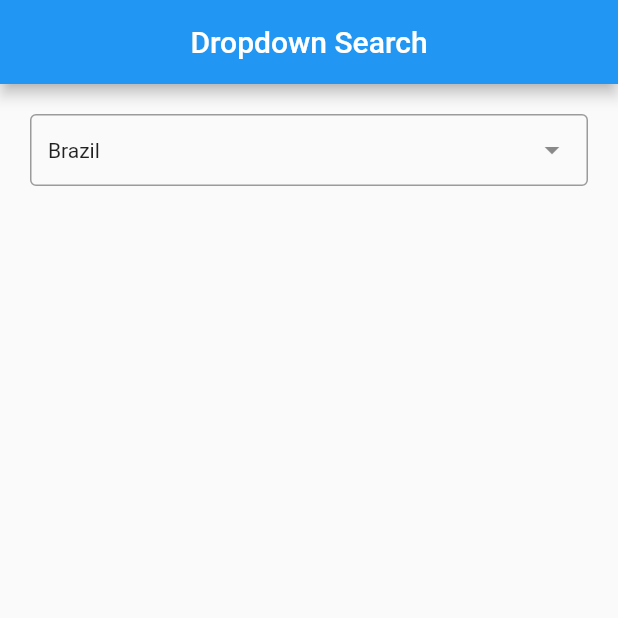
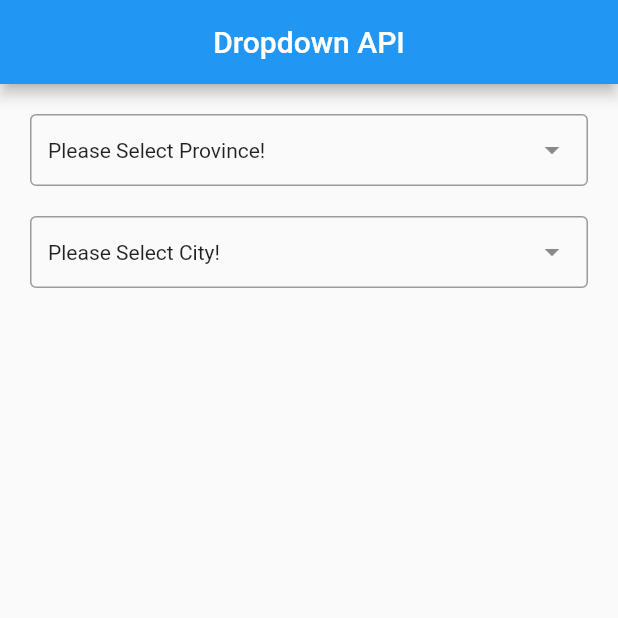
Before and after one commit to juragancode/latihan_package, a Flutter app: the screen it shows after launch, on a phone screen of 412 x 824 dp, the top half of it. Run offline on Flutter 3.47's test engine with Material 2 defaults, Android fonts, the phone set to English and light mode, and no system bars; drawn by our look-alikes of dropdown_search.

Commit message:
Dropdown API Province and City

```diff
--- a/lib/main.dart
+++ b/lib/main.dart
@@ -1,5 +1,5 @@
-import 'package:dropdown_search/dropdown_search.dart';
 import 'package:flutter/material.dart';
+import './pages/home.dart';
 
 void main() {
   runApp(MyApp());
@@ -16,58 +16,3 @@ class MyApp extends StatelessWidget {
     );
   }
 }
-
-class HomePage extends StatelessWidget {
-  List<Map<String, dynamic>> dataList = [
-    {
-      "country": "Brazil",
-      "id": 1,
-    },
-    {
-      "country": "Italia",
-      "id": 2,
-    },
-    {
-      "country": "Tunisia",
-      "id": 3,
-    },
-    {
-      "country": "Canada",
-      "id": 4,
-    },
-    {
-      "country": "Rusia",
-      "id": 5,
-    },
-  ];
-
-  @override
-  Widget build(BuildContext context) {
-    return Scaffold(
-      appBar: AppBar(
-        centerTitle: true,
-        title: Text("Dropdown Search"),
-      ),
-      body: Padding(
-        padding: const EdgeInsets.all(20),
-        child: DropdownSearch<Map<String, dynamic>>(
-          mode: Mode.MENU,
-          items: dataList,
-          // popupItemDisabled: (String s) => s.startsWith('I'),
-          onChanged: (value) => print(value?["id"] ?? null),
-          selectedItem: {
-            "country": "Brazil",
-            "id": 1,
-          },
-          showSearchBox: true,
-          // showClearButton: true,
-          popupItemBuilder: (context, item, isSelected) => ListTile(
-            title: Text(item["country"].toString()),
-          ),
-          dropdownBuilder: (context, selectedItem) => Text(
-              selectedItem?["country"].toString() ?? "Please choise country!"),
-        ),
-      ),
-    );
-  }
-}
--- /dev/null
+++ b/lib/models/city.dart
@@ -0,0 +1,35 @@
+// To parse this JSON data, do
+//
+//     final city = cityFromJson(jsonString);
+
+import 'dart:convert';
+
+City cityFromJson(String str) => City.fromJson(json.decode(str));
+
+String cityToJson(City data) => json.encode(data.toJson());
+
+class City {
+  City({
+    required this.id,
+    required this.idProvinsi,
+    required this.name,
+  });
+
+  String id;
+  String idProvinsi;
+  String name;
+
+  factory City.fromJson(Map<String, dynamic> json) => City(
+        id: json["id"],
+        idProvinsi: json["id_provinsi"],
+        name: json["name"],
+      );
+
+  Map<String, dynamic> toJson() => {
+        "id": id,
+        "id_provinsi": idProvinsi,
+        "name": name,
+      };
+  @override
+  String toString() => name;
+}
--- /dev/null
+++ b/lib/models/province.dart
@@ -0,0 +1,32 @@
+// To parse this JSON data, do
+//
+//     final province = provinceFromJson(jsonString);
+
+import 'dart:convert';
+
+Province provinceFromJson(String str) => Province.fromJson(json.decode(str));
+
+String provinceToJson(Province data) => json.encode(data.toJson());
+
+class Province {
+  Province({
+    required this.id,
+    required this.name,
+  });
+
+  String id;
+  String name;
+
+  factory Province.fromJson(Map<String, dynamic> json) => Province(
+        id: json["id"],
+        name: json["name"],
+      );
+
+  Map<String, dynamic> toJson() => {
+        "id": id,
+        "name": name,
+      };
+
+  @override
+  String toString() => name;
+}
--- /dev/null
+++ b/lib/pages/home.dart
@@ -0,0 +1,94 @@
+import 'dart:convert';
+
+import 'package:flutter/material.dart';
+import 'package:dropdown_search/dropdown_search.dart';
+import 'package:http/http.dart' as http;
+
+import '../models/province.dart';
+import '../models/city.dart';
+
+class HomePage extends StatelessWidget {
+  String? idProv;
+
+  final String apiKey =
+      "34e19b5eb30a7db14e5be385b9487a530b7b9bc2dd05b18b1fa1779b13d75de3";
+
+  @override
+  Widget build(BuildContext context) {
+    return Scaffold(
+      appBar: AppBar(
+        centerTitle: true,
+        title: Text("Dropdown API"),
+      ),
+      body: ListView(
+        padding: EdgeInsets.all(20),
+        children: [
+          DropdownSearch<Province>(
+            // mode: Mode.MENU,
+            onChanged: (value) => idProv = value?.id,
+            dropdownBuilder: (context, selectedItem) =>
+                Text(selectedItem?.name ?? "Please Select Province!"),
+            showSearchBox: true,
+            popupItemBuilder: (context, item, isSelected) => ListTile(
+              title: Text(item.name),
+            ),
+            // selectedItem: "Brazil",
+            onFind: (text) async {
+              var response = await http.get(Uri.parse(
+                  "https://api.binderbyte.com/wilayah/provinsi?api_key=$apiKey"));
+              if (response.statusCode != 200) {
+                return [];
+              }
+              List allProvince =
+                  (jsonDecode(response.body) as Map<String, dynamic>)["value"];
+
+              List<Province> allModelProvince = [];
+              allProvince.forEach((element) {
+                allModelProvince.add(
+                  Province(
+                    id: element["id"],
+                    name: element["name"],
+                  ),
+                );
+              });
+              return allModelProvince;
+            },
+          ),
+          SizedBox(height: 20),
+          DropdownSearch<City>(
+            // mode: Mode.MENU,
+            onChanged: (value) => print(value?.toJson()),
+            dropdownBuilder: (context, selectedItem) =>
+                Text(selectedItem?.name ?? "Please Select City!"),
+            showSearchBox: true,
+            popupItemBuilder: (context, item, isSelected) => ListTile(
+              title: Text(item.name),
+            ),
+            // selectedItem: "Brazil",
+            onFind: (text) async {
+              var response = await http.get(Uri.parse(
+                  "https://api.binderbyte.com/wilayah/kabupaten?api_key=$apiKey&id_provinsi=$idProv"));
+              if (response.statusCode != 200) {
+                return [];
+              }
+              List allCity =
+                  (jsonDecode(response.body) as Map<String, dynamic>)["value"];
+
+              List<City> allModelCity = [];
+              allCity.forEach((element) {
+                allModelCity.add(
+                  City(
+                    id: element["id"],
+                    idProvinsi: element["id_provinsi"],
+                    name: element["name"],
+                  ),
+                );
+              });
+              return allModelCity;
+            },
+          ),
+        ],
+      ),
+    );
+  }
+}
--- a/pubspec.yaml
+++ b/pubspec.yaml
@@ -31,6 +31,7 @@ dependencies:
   dropdown_search: ^2.0.1
   flutter:
     sdk: flutter
+  http: ^0.13.5
 
 dev_dependencies:
   flutter_lints: ^1.0.0
```
Also changed, not shown: pubspec.lock.
